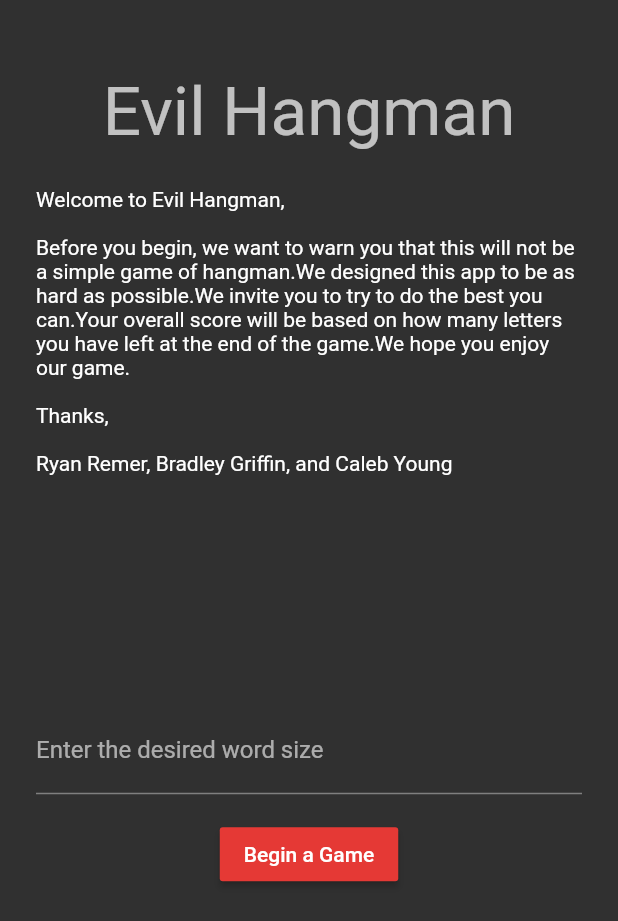
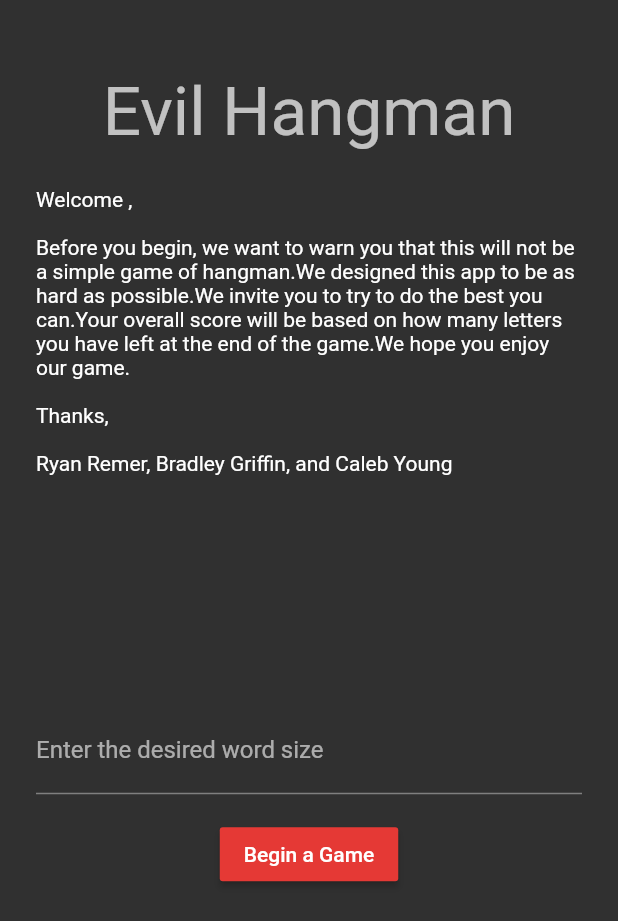
Before and after one commit to RyanRemer/evil_hangman, a Flutter app: the StartPage screen opened directly, on a phone screen of 412 x 824 dp. Shown: the top 921 px of the screen. Run offline on Flutter 3.47's test engine with Material 2 defaults, Android fonts, the phone set to English and light mode, and no system bars; our stand-ins replace cloud_firestore, firebase_auth, google_sign_in, rxdart; accounts and stored records are empty; project files that could hold a hidden picture were left out.

Commit message:
Store user information and display name on welcome screen.

```diff
--- a/lib/auth.dart
+++ b/lib/auth.dart
@@ -4,6 +4,7 @@ import 'package:cloud_firestore/cloud_firestore.dart';
 import 'package:rxdart/rxdart.dart';
 import 'package:flutter/material.dart';
 import 'page/start_page.dart';
+import 'data/client_model.dart';
 
 class AuthService {
   final GoogleSignIn _googleSignIn = GoogleSignIn();
@@ -41,6 +42,10 @@ class AuthService {
   }
 
   void updateUserData(FirebaseUser user) async {
+    // Update local user data
+    var _userData = ClientModel.getInstance().userData;
+    _userData.name = user.displayName;
+    // Update user data in Firestore
     DocumentReference ref = _db.collection('users').document(user.uid);
     return ref.setData({
       'uid': user.uid,
--- a/lib/data/client_model.dart
+++ b/lib/data/client_model.dart
@@ -1,4 +1,5 @@
 import 'package:evil_hangman/data/word.dart';
+import 'package:evil_hangman/data/user_data.dart';
 
 class ClientModel {
   static ClientModel _singleton = ClientModel();
@@ -8,11 +9,13 @@ class ClientModel {
   List<Word> currentWords;
   List<String> guessedLetters;
   int wordLength;
+  UserData userData;
 
   ClientModel(){
     dictionary = List<Word>();
     currentWords = List<Word>();
     guessedLetters = List<String>();
     wordLength = 0;
+    userData = UserData();
   }
 }
--- /dev/null
+++ b/lib/data/user_data.dart
@@ -0,0 +1,3 @@
+class UserData {
+  String name = "";
+}
--- a/lib/page/score_page.dart
+++ b/lib/page/score_page.dart
@@ -60,7 +60,6 @@ class ScorePageState extends State<ScorePage> {
   }
 
   void startNewGame() {
-    Navigator.popUntil(
-        context, ModalRoute.withName(Navigator.defaultRouteName));
+    Navigator.pop(context);
   }
 }
--- a/lib/page/start_page.dart
+++ b/lib/page/start_page.dart
@@ -1,6 +1,7 @@
 import 'package:evil_hangman/controller/guess_controller.dart';
 import 'package:evil_hangman/controller/word_controller.dart';
 import 'package:evil_hangman/page/guess_page.dart';
+import '../data/client_model.dart';
 import 'package:flutter/material.dart';
 
 class StartPage extends StatefulWidget {
@@ -93,7 +94,8 @@ class StartPageState extends State<StartPage> {
   }
 
   String getGameInfo(){
-    return "Welcome to Evil Hangman, \n\n"
+    var _userData = ClientModel.getInstance().userData;
+    return "Welcome " + _userData.name + ", \n\n"
         "Before you begin, we want to warn you that this will not be a simple game of hangman."
         "We designed this app to be as hard as possible."
         "We invite you to try to do the best you can."
```
